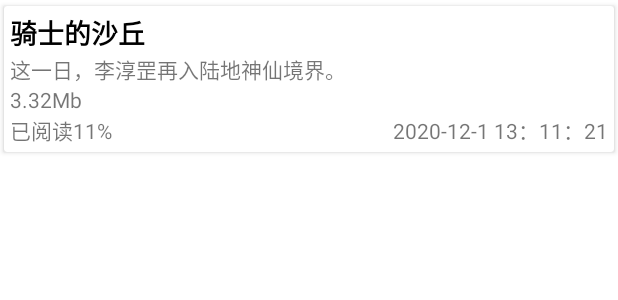
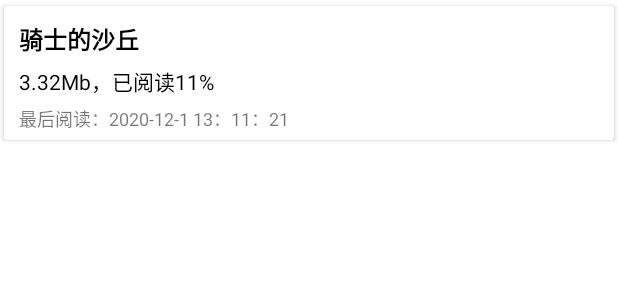
Before and after one commit to YuanWenHai/Reader, an Android app: the layout item_book.xml on its own in the app's theme, with its tools: preview values and no code run, on a phone screen of 412 x 824 dp. Shown: the top 300 px of the screen. Run offline under Robolectric (Android 15) with nearby library versions, the phone set to English and light mode, and no system bars.

Commit message:
1.修改了首页列表item的显示； 2.新增了响应txt文件的逻辑。

```diff
--- a/app/src/main/java/com/will/reader/bookList/viewmodel/BookItem.kt
+++ b/app/src/main/java/com/will/reader/bookList/viewmodel/BookItem.kt
@@ -17,10 +17,10 @@ data class BookItem(
 ) {
     companion object{
         fun build(book: Book): BookItem{
-            val formattedSize = byteSizeToFormattedString(book.size)
-            val lastReadTime = SimpleDateFormat("yyyy-MM-dd HH:mm:ss", Locale.CHINA).format(Date(book.lastReadTime))
             val progressPercent = if(book.readProgressInByte == 0) 0.0 else (book.readProgressInByte.toDouble()/book.size.toDouble()) * 100
-            val progress = "已阅读%.2f".format(progressPercent).plus("%")
+            val formattedSize = "${byteSizeToFormattedString(book.size)}，已阅读%.2f".format(progressPercent).plus("%")
+            val lastReadTime = if(book.lastReadTime == 0L) "尚未开始阅读" else SimpleDateFormat("yyyy-MM-dd HH:mm:ss", Locale.CHINA).format(Date(book.lastReadTime))
+            val progress = "${byteSizeToFormattedString(book.size)}，已阅读%.2f".format(progressPercent).plus("%")
             return BookItem(
                     book.name, book.brief,formattedSize,lastReadTime,progress)
         }
--- a/app/src/main/java/com/will/reader/data/model/Book.kt
+++ b/app/src/main/java/com/will/reader/data/model/Book.kt
@@ -11,8 +11,8 @@ import java.util.*
  */
 @Entity(tableName = "book")
 data class Book(
-        @PrimaryKey
-        val id: Long,
+        @PrimaryKey(autoGenerate = true)
+        var id: Long = 0,
         val name: String,
         val path: String,
         val encode: String,
@@ -28,7 +28,6 @@ data class Book(
                         return build(File(path))
                 }
                 fun build(file: File): Book{
-                        val id = UUID.randomUUID().mostSignificantBits and Long.MAX_VALUE
                         val name = file.name
                         val path = file.path
                         val encode = "GB18030"
@@ -39,7 +38,6 @@ data class Book(
                         val lastReadTime = 0L
                         val lastReadParagraph = ""
                         return Book(
-                                id = id,
                                 name = name,
                                 path = path,
                                 encode = encode,
--- a/app/src/main/java/com/will/reader/reader/ReaderView.kt
+++ b/app/src/main/java/com/will/reader/reader/ReaderView.kt
@@ -26,7 +26,7 @@ class ReaderView(context: Context, attributeSet: AttributeSet) : View(context, a
     private var printConfig: PrintConfig? = null
     private var mContent = Content(emptyList(), "", "", "")
     private val mPaint = Paint(Paint.ANTI_ALIAS_FLAG)
-    private val mBackground = BitmapFactory.decodeStream(context.assets.open("bg.png"))
+    private val mBackground = BitmapFactory.decodeStream(context.assets.open("bg_1.png"))
     private val mBitmapRect by lazy {
         Rect(0, 0, width, height)
     }
--- a/app/src/main/java/com/will/reader/scan/viewmodel/ScannerViewModel.kt
+++ b/app/src/main/java/com/will/reader/scan/viewmodel/ScannerViewModel.kt
@@ -15,10 +15,7 @@ import com.will.reader.scan.FileItem
 import com.will.reader.scan.FileScanner
 import com.will.reader.scan.FileScanner.Companion.CURSOR_FINISHED
 import com.will.reader.util.LOG_TAG
-import com.will.reader.util.outputToFile
-import kotlinx.coroutines.Dispatchers.Main
 import kotlinx.coroutines.flow.collect
-import kotlinx.coroutines.flow.collectLatest
 import kotlinx.coroutines.launch
 import java.io.File
 
--- a/app/src/main/res/layout/item_book.xml
+++ b/app/src/main/res/layout/item_book.xml
@@ -14,47 +14,65 @@
         <RelativeLayout
             android:layout_width="match_parent"
             android:layout_height="wrap_content"
-            android:padding="4dp">
+            android:paddingStart="10dp"
+            android:paddingEnd="10dp"
+            android:paddingTop="10dp"
+            android:paddingBottom="5dp"
+            >
             <TextView
                 android:id="@+id/item_book_list_name"
                 android:layout_width="match_parent"
                 android:layout_height="wrap_content"
                 android:textColor="@color/black"
                 android:textStyle="bold"
-                android:textSize="18sp"
+                android:textSize="16sp"
                 android:text="@{bookItem.name}"
                 tools:text="骑士的沙丘"/>
+<!--
+
             <TextView
                 android:id="@+id/item_book_list_brief"
                 android:layout_width="match_parent"
                 android:layout_height="wrap_content"
+                android:layout_below="@id/item_book_list_name"
                 android:text="@{bookItem.brief}"
-                android:layout_below="@id/item_book_list_name"
-                tools:text="这一日，李淳罡再入陆地神仙境界。"
-                />
+                android:textColor="@color/black"
+                tools:text="这一日，李淳罡再入陆地神仙境界。" />
+-->
+
             <TextView
                 android:id="@+id/item_book_list_size"
                 android:layout_width="wrap_content"
                 android:layout_height="wrap_content"
+                android:layout_below="@id/item_book_list_name"
+                android:layout_alignParentEnd="false"
+                android:layout_marginTop="5dp"
                 android:text="@{bookItem.size}"
-                android:layout_below="@id/item_book_list_brief"
-                tools:text="3.32Mb"/>
-            <TextView
+                android:textColor="@color/black"
+                android:textSize="14sp"
+                tools:text="3.32Mb，已阅读11%" />
+
+         <!--   <TextView
                 android:id="@+id/item_book_list_progress"
                 android:layout_width="wrap_content"
                 android:layout_height="wrap_content"
+                android:layout_below="@id/item_book_list_size"
+                android:layout_marginTop="5dp"
                 android:text="@{bookItem.progress}"
-                android:layout_below="@id/item_book_list_size"
+                android:textSize="12sp"
 
-                tools:text="已阅读11%"/>
+                tools:text="已阅读11%" />
+-->
             <TextView
                 android:id="@+id/item_book_list_last_read_time"
                 android:layout_width="wrap_content"
                 android:layout_height="wrap_content"
+                android:layout_below="@id/item_book_list_size"
+
+                android:layout_marginTop="5dp"
                 android:text="@{bookItem.lastReadTime}"
-                android:layout_below="@id/item_book_list_size"
-                android:layout_alignParentEnd="true"
-                tools:text="2020-12-1 13：11：21"/>
+                android:textSize="12sp"
+                tools:text="最后阅读：2020-12-1 13：11：21" />
 
 
         </RelativeLayout>
```
Also changed, not shown: app/src/main/AndroidManifest.xml (+10 -2 lines), app/src/main/java/com/will/reader/MainActivity.kt (+17 -0 lines), app/src/main/java/com/will/reader/bookList/BookListFragment.kt (+3 -27 lines), app/src/main/java/com/will/reader/bookList/viewmodel/BookListViewModel.kt (+0 -36 lines), app/src/main/java/com/will/reader/util/Util.kt (+32 -23 lines), app/src/main/java/com/will/reader/viewmodel/AppViewModel.kt (+80 -7 lines).
